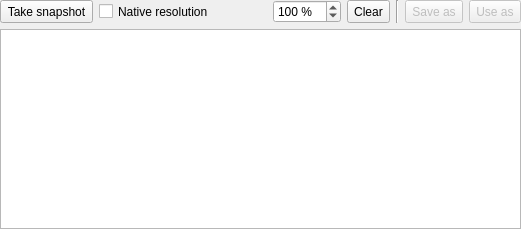
First picture: the form in embedderopt.ui, repository qmc2/qmc2-mame-fe, before the edit.
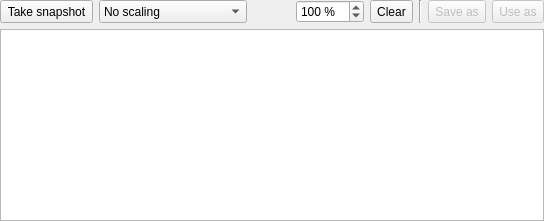
Second picture: the form after the edit. Icons and pictures are not drawn.

Commit message: imp: X11 and Windows only: the scaling mode for snapshots taken through the embedder can now be selected

```diff
--- a/embedderopt.ui
+++ b/embedderopt.ui
@@ -6,8 +6,8 @@
    <rect>
     <x>0</x>
     <y>0</y>
-    <width>521</width>
-    <height>229</height>
+    <width>544</width>
+    <height>221</height>
    </rect>
   </property>
   <property name="windowTitle">
@@ -80,22 +80,6 @@
      </property>
     </widget>
    </item>
-   <item row="0" column="1">
-    <widget class="QCheckBox" name="checkBoxNativeSnapshotResolution">
-     <property name="sizePolicy">
-      <sizepolicy hsizetype="Minimum" vsizetype="Minimum">
-       <horstretch>0</horstretch>
-       <verstretch>0</verstretch>
-      </sizepolicy>
-     </property>
-     <property name="toolTip">
-      <string>Scale snapshots to the native resolution</string>
-     </property>
-     <property name="text">
-      <string>Native resolution</string>
-     </property>
-    </widget>
-   </item>
    <item row="0" column="3">
     <widget class="QSpinBox" name="spinBoxZoom">
      <property name="sizePolicy">
@@ -225,6 +209,34 @@
      </property>
     </widget>
    </item>
+   <item row="0" column="1">
+    <widget class="QComboBox" name="comboBoxScaleMode">
+     <property name="sizePolicy">
+      <sizepolicy hsizetype="Preferred" vsizetype="Minimum">
+       <horstretch>0</horstretch>
+       <verstretch>0</verstretch>
+      </sizepolicy>
+     </property>
+     <property name="toolTip">
+      <string>Select the snapshot scaling mode</string>
+     </property>
+     <item>
+      <property name="text">
+       <string>No scaling</string>
+      </property>
+     </item>
+     <item>
+      <property name="text">
+       <string>Original size - no filter</string>
+      </property>
+     </item>
+     <item>
+      <property name="text">
+       <string>Original size - filtered</string>
+      </property>
+     </item>
+    </widget>
+   </item>
   </layout>
  </widget>
  <tabstops>
```
Left out of the diff: 2 changed lines with no effect on the pictures. The commit also changes 21 other files.
